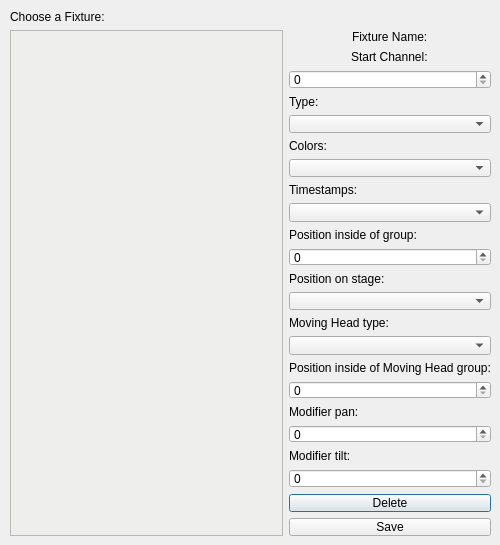
This is src/ui/edit_fixture_dialog.ui in Lenium37/SigLight as Qt 5 draws it before an edit. The edited form follows.
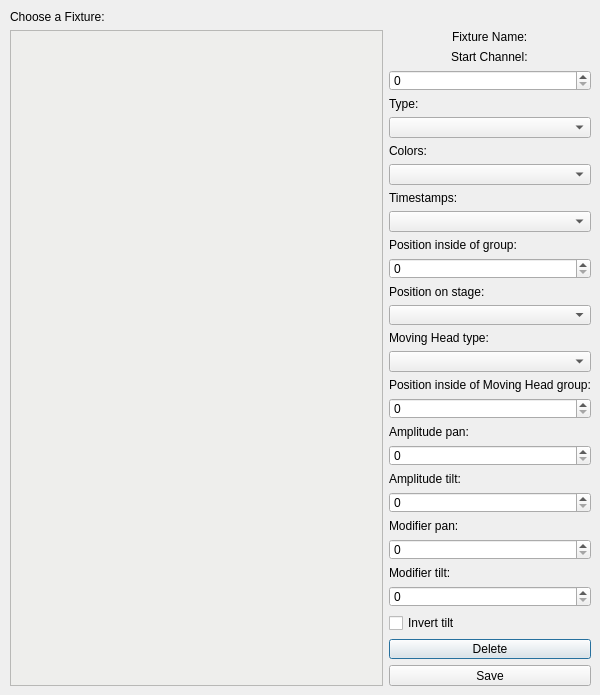
This is the edited form.

Commit message: added invert tilt, amplitude pan and amplitude tilt to GUI and GUI logic

What changed in the file:
```diff
--- a/src/ui/edit_fixture_dialog.ui
+++ b/src/ui/edit_fixture_dialog.ui
@@ -6,8 +6,8 @@
    <rect>
     <x>0</x>
     <y>0</y>
-    <width>500</width>
-    <height>545</height>
+    <width>600</width>
+    <height>695</height>
    </rect>
   </property>
   <property name="windowTitle">
@@ -18,8 +18,8 @@
     <rect>
      <x>10</x>
      <y>10</y>
-     <width>481</width>
-     <height>526</height>
+     <width>581</width>
+     <height>676</height>
     </rect>
    </property>
    <layout class="QGridLayout" name="gridLayout">
@@ -274,6 +274,56 @@
       <item>
        <widget class="QSpinBox" name="sB_position_inside_mh_group"/>
       </item>
+      <item alignment="Qt::AlignBottom">
+       <widget class="QLabel" name="l_amplitude_pan">
+        <property name="sizePolicy">
+         <sizepolicy hsizetype="Preferred" vsizetype="Preferred">
+          <horstretch>0</horstretch>
+          <verstretch>0</verstretch>
+         </sizepolicy>
+        </property>
+        <property name="layoutDirection">
+         <enum>Qt::LeftToRight</enum>
+        </property>
+        <property name="autoFillBackground">
+         <bool>false</bool>
+        </property>
+        <property name="styleSheet">
+         <string notr="true"/>
+        </property>
+        <property name="text">
+         <string>Amplitude pan:</string>
+        </property>
+       </widget>
+      </item>
+      <item>
+       <widget class="QSpinBox" name="sB_amplitude_pan"/>
+      </item>
+      <item alignment="Qt::AlignBottom">
+       <widget class="QLabel" name="l_amplitude_tilt">
+        <property name="sizePolicy">
+         <sizepolicy hsizetype="Preferred" vsizetype="Preferred">
+          <horstretch>0</horstretch>
+          <verstretch>0</verstretch>
+         </sizepolicy>
+        </property>
+        <property name="layoutDirection">
+         <enum>Qt::LeftToRight</enum>
+        </property>
+        <property name="autoFillBackground">
+         <bool>false</bool>
+        </property>
+        <property name="styleSheet">
+         <string notr="true"/>
+        </property>
+        <property name="text">
+         <string>Amplitude tilt:</string>
+        </property>
+       </widget>
+      </item>
+      <item>
+       <widget class="QSpinBox" name="sB_amplitude_tilt"/>
+      </item>
       <item alignment="Qt::AlignBottom">
        <widget class="QLabel" name="l_modifier_pan">
         <property name="sizePolicy">
@@ -324,6 +374,13 @@
       <item>
        <widget class="QSpinBox" name="sB_modifier_tilt"/>
       </item>
+      <item>
+       <widget class="QCheckBox" name="chB_invert_tilt">
+        <property name="text">
+         <string>Invert tilt</string>
+        </property>
+       </widget>
+      </item>
       <item>
        <widget class="QPushButton" name="pB_delete_fixture">
         <property name="text">
```
The commit also changes 14 other files.
